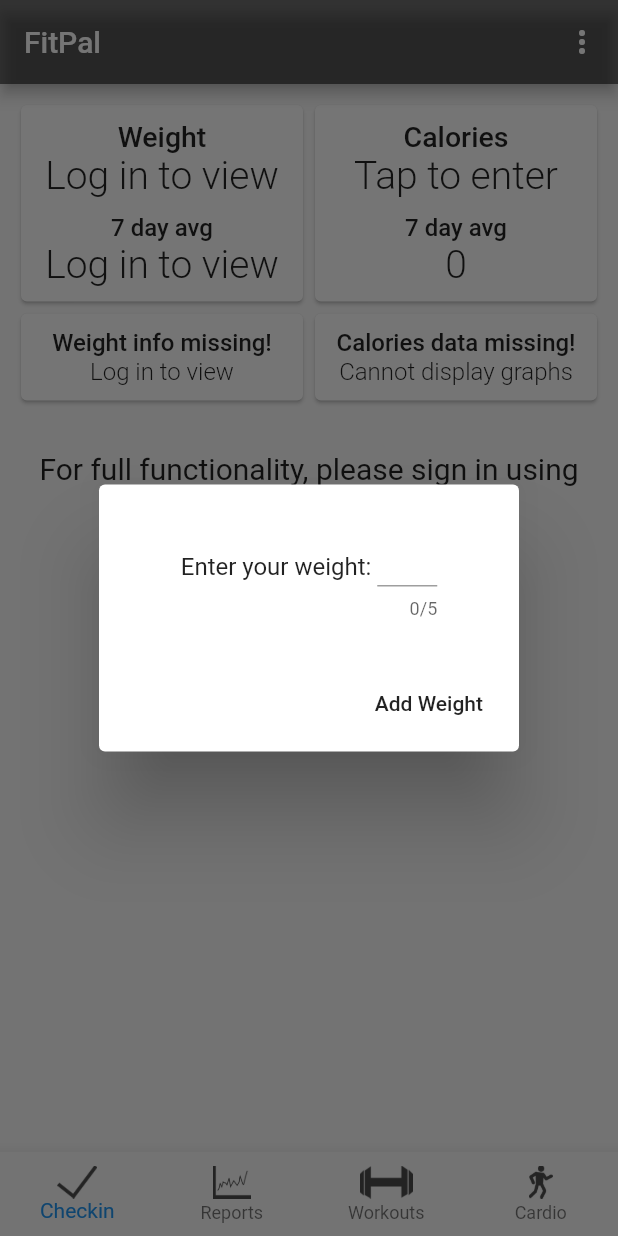
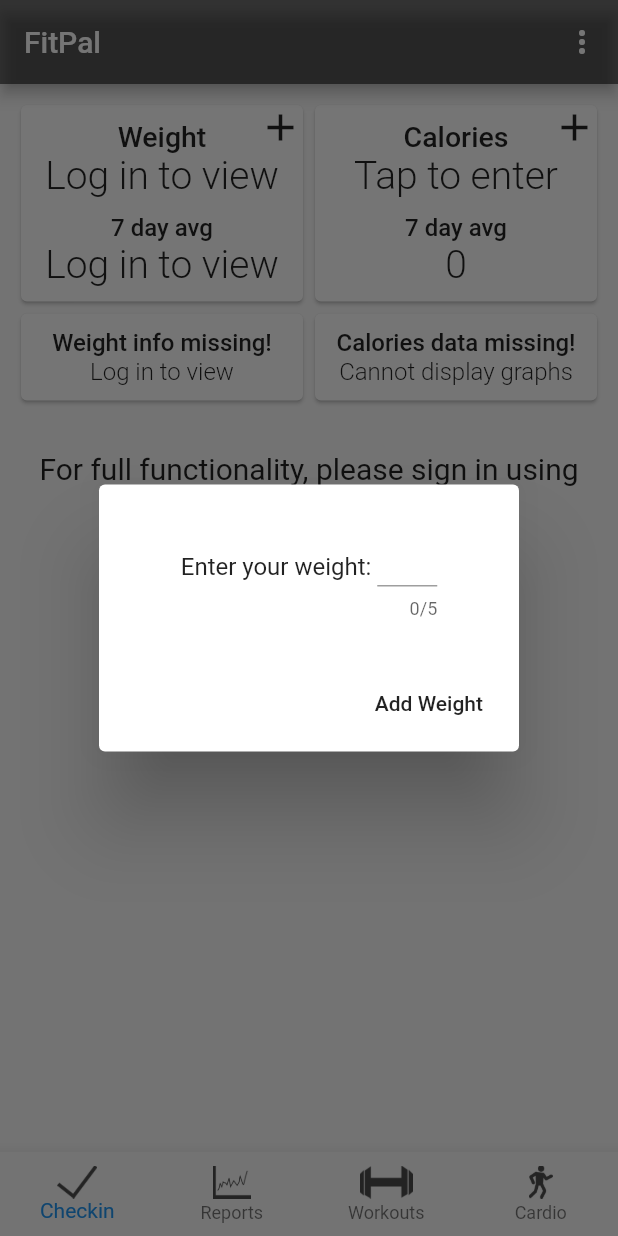
Before and after one commit to Luke-Tran/FitPal_MobileDevicesProject, a Flutter app: the screen it shows after launch, after a tap on "Weight", on a phone screen of 412 x 824 dp. Run offline on Flutter 3.47's test engine with Material 2 defaults, Android fonts, the phone set to English and light mode, and no system bars; our stand-ins replace charts_flutter, cloud_firestore, flutter_i18n, flutter_local_notifications, flutter_map, geolocator and 3 more; missing offline and left inert: flutter_picker; accounts and stored records are empty.

Commit message:
Added ease-of-use touchups

```diff
--- a/lib/pages/checkin.dart
+++ b/lib/pages/checkin.dart
@@ -218,8 +218,12 @@ class _CheckInWeightState extends State<CheckInWeight> {
           );
         },
         child: Card(
-          child: Padding(
+          child: Stack(
+            children: <Widget>[
+              Padding(
                 padding: EdgeInsets.all(10.0),
+                child: Align(
+                  alignment: Alignment.center,
                   child: Column(
                     children: <Widget>[
                       Text(
@@ -258,6 +262,16 @@ class _CheckInWeightState extends State<CheckInWeight> {
                     ],
                   ),
                 ),
+              ),
+              Align(
+                alignment: Alignment.topRight,
+                child: Icon(
+                  Icons.add,
+                  size: 30,
+                ),
+              ),
+            ],
+          )
         ),
       ),
     );
@@ -300,8 +314,12 @@ class _CheckInWeightState extends State<CheckInWeight> {
           await Navigator.pushNamed(context, '/foodform');
         },
         child: Card(
-          child: Padding(
+          child: Stack(
+            children: <Widget>[
+              Padding(
                 padding: EdgeInsets.all(10.0),
+                child: Align(
+                  alignment: Alignment.center,
                   child: Column(
                     children: <Widget>[
                       Text(
@@ -339,6 +357,16 @@ class _CheckInWeightState extends State<CheckInWeight> {
                       ),
                     ],
                   ),
+                ),
+              ),
+              Align(
+                alignment: Alignment.topRight,
+                child: Icon(
+                  Icons.add,
+                  size: 30,
+                ),
+              ),
+            ],
           ),
         ),
       ),
@@ -385,9 +413,10 @@ class _CheckInWeightState extends State<CheckInWeight> {
     }
 
     double weightDiff = _dailyWeight - _weeklyWeight;
-    int percent = min(max((50 + weightDiff).toInt(), 2), 98);
+    double percent = min(max((50 + weightDiff*8), 2), 98);
 
     charts.Color chartCol = charts.Color.fromHex(code: "#458fd9");
+    charts.Color pointerCol = charts.Color.fromHex(code: "#f12312");
 
     return Expanded(
       child: Card(
@@ -397,7 +426,7 @@ class _CheckInWeightState extends State<CheckInWeight> {
             children: <Widget>[
               Container(
                 height: 200,
-                child: GaugeGraph(percent, "cals", chartCol, auxColor: chartCol),
+                child: GaugeGraph(percent, "cals", chartCol, auxColor: chartCol, pointerThickness: 5, pointerColor: pointerCol),
                 alignment: Alignment.center,
               ),
               Text(
@@ -447,7 +476,7 @@ class _CheckInWeightState extends State<CheckInWeight> {
 
     //Red above average, green normally, bluish-green below
 
-    int percent = 100 - min(((_weeklyCalsIntake - _dailyCalsIntake)/_weeklyCalsIntake * 100).toInt(), 100);
+    double percent = 100 - min(((_weeklyCalsIntake - _dailyCalsIntake)/_weeklyCalsIntake * 100), 100);
     int r = 0, g = 0, b = 0;
 
     if(_weeklyCalsIntake != 0) {
```
Also changed, not shown: lib/custom-widgets/gauge_graph.dart (+22 -8 lines). Lines whose indentation alone changed are shown as unchanged.
